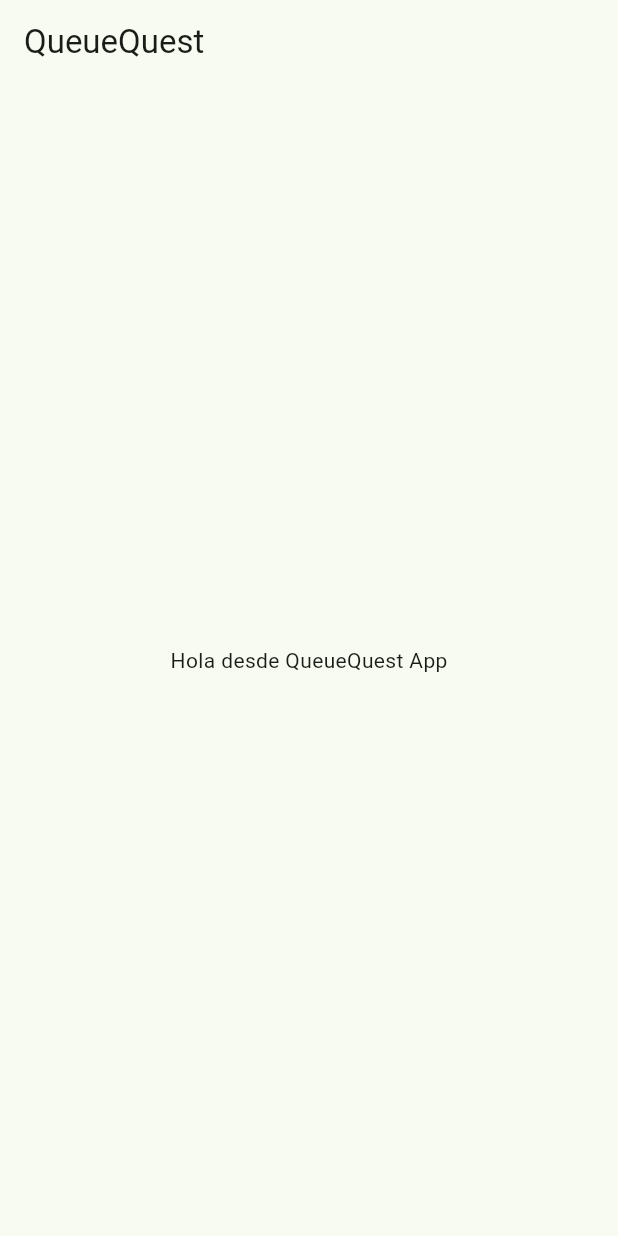
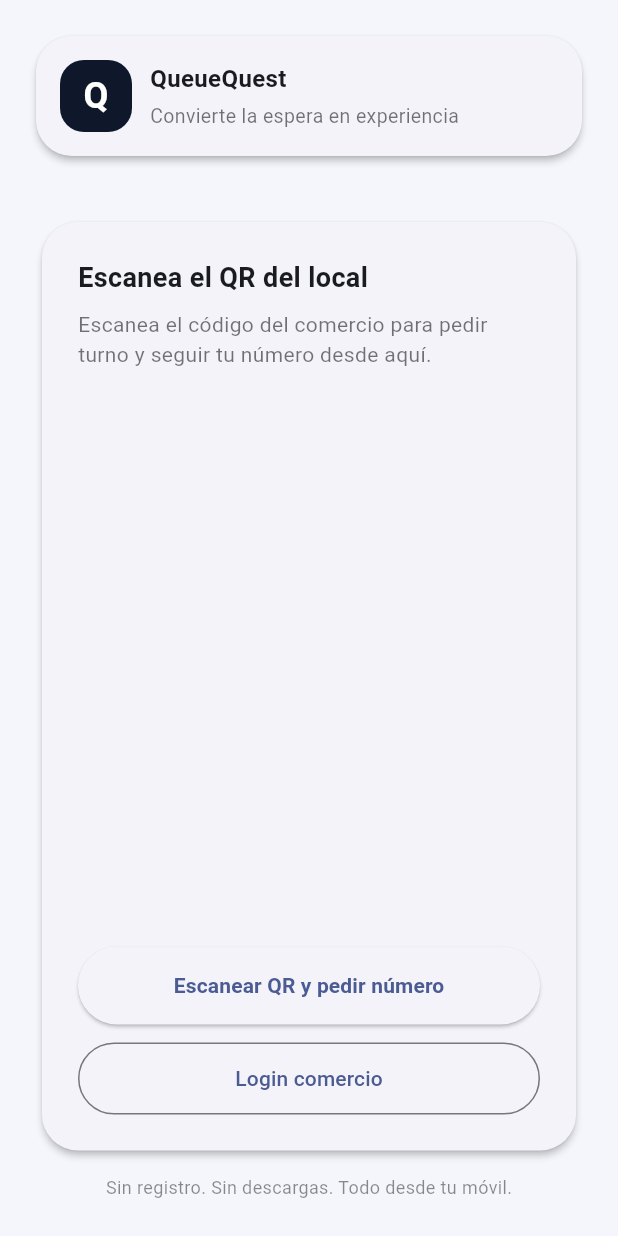
Before and after one commit to jortegadmr/queue-quest, a Flutter app: the screen it shows after launch, on a phone screen of 412 x 824 dp. Run offline on Flutter 3.47's test engine with Material 3 defaults, Android fonts, the phone set to English and light mode, and no system bars; our stand-ins replace cloud_firestore, firebase_auth, firebase_core, shared_preferences; missing offline and left inert: mobile_scanner; accounts and stored records are empty.

Commit message:
[+] screens flutter

```diff
--- a/queuequest_app/lib/app.dart
+++ b/queuequest_app/lib/app.dart
@@ -1,4 +1,8 @@
 import 'package:flutter/material.dart';
+import 'screens/home_screen.dart';
+import 'screens/qr_scan_screen.dart';
+import 'screens/commerce_landing_screen.dart';
+import 'screens/ticket_screen.dart';
 
 class QueueQuestApp extends StatelessWidget {
   const QueueQuestApp({super.key});
@@ -7,18 +11,27 @@ class QueueQuestApp extends StatelessWidget {
   Widget build(BuildContext context) {
     return MaterialApp(
       title: 'QueueQuest',
+      debugShowCheckedModeBanner: false,
       theme: ThemeData(
-        colorScheme: ColorScheme.fromSeed(seedColor: Colors.green),
         useMaterial3: true,
-      ),
-      home: Scaffold(
-        appBar: AppBar(
-          title: const Text('QueueQuest'),
+        colorScheme: ColorScheme.fromSeed(
+          seedColor: const Color(0xFF2563EB), // azul tipo prototipo
         ),
-        body: const Center(
-          child: Text('Hola desde QueueQuest App'),
+        scaffoldBackgroundColor: const Color(0xFFF4F6FB), // fondo gris-azulado suave
+        cardTheme: CardThemeData(
+          shape: RoundedRectangleBorder(
+            borderRadius: BorderRadius.circular(24),
+          ),
+          elevation: 2,
         ),
       ),
+      initialRoute: '/',
+      routes: {
+        '/': (_) => const HomeScreen(),
+        '/scan': (_) => const QrScanScreen(),
+        '/commerce': (_) => const CommerceLandingScreen(),
+       // '/ticket': (_) => const TicketScreen(),
+      },
     );
   }
 }
--- /dev/null
+++ b/queuequest_app/lib/screens/home_screen.dart
@@ -0,0 +1,151 @@
+import 'package:flutter/material.dart';
+import 'package:url_launcher/url_launcher.dart';
+
+class HomeScreen extends StatelessWidget {
+  const HomeScreen({super.key});
+
+  Future<void> _openComercioPanel() async {
+    // Sustituye por la URL real de tu panel comercio
+    final uri = Uri.parse('https://TU-DOMINIO/panel-comercio.html');
+    await launchUrl(uri, mode: LaunchMode.externalApplication);
+  }
+
+  @override
+  Widget build(BuildContext context) {
+    return Scaffold(
+      body: SafeArea(
+        child: Padding(
+          padding: const EdgeInsets.all(24.0),
+          child: Column(
+            children: [
+              // Tarjeta superior tipo prototipo
+              Card(
+                margin: const EdgeInsets.only(bottom: 24),
+                child: Padding(
+                  padding: const EdgeInsets.all(16.0),
+                  child: Row(
+                    children: [
+                      Container(
+                        width: 48,
+                        height: 48,
+                        decoration: BoxDecoration(
+                          color: const Color(0xFF0F172A),
+                          borderRadius: BorderRadius.circular(16),
+                        ),
+                        alignment: Alignment.center,
+                        child: const Text(
+                          'Q',
+                          style: TextStyle(
+                            color: Colors.white,
+                            fontWeight: FontWeight.bold,
+                            fontSize: 24,
+                          ),
+                        ),
+                      ),
+                      const SizedBox(width: 12),
+                      const Expanded(
+                        child: Column(
+                          crossAxisAlignment: CrossAxisAlignment.start,
+                          children: [
+                            Text(
+                              'QueueQuest',
+                              style: TextStyle(
+                                fontWeight: FontWeight.w600,
+                                fontSize: 16,
+                              ),
+                            ),
+                            SizedBox(height: 4),
+                            Text(
+                              'Convierte la espera en experiencia',
+                              style: TextStyle(
+                                fontSize: 13,
+                                color: Colors.black54,
+                              ),
+                            ),
+                          ],
+                        ),
+                      ),
+                    ],
+                  ),
+                ),
+              ),
+
+              const SizedBox(height: 16),
+
+              // Contenido principal
+              Expanded(
+                child: Card(
+                  child: Padding(
+                    padding: const EdgeInsets.all(24.0),
+                    child: Column(
+                      crossAxisAlignment: CrossAxisAlignment.stretch,
+                      children: [
+                        const Text(
+                          'Escanea el QR del local',
+                          style: TextStyle(
+                            fontSize: 18,
+                            fontWeight: FontWeight.w600,
+                          ),
+                        ),
+                        const SizedBox(height: 8),
+                        const Text(
+                          'Escanea el código del comercio para pedir turno y seguir tu número desde aquí.',
+                          style: TextStyle(fontSize: 14, color: Colors.black54),
+                        ),
+                        const Spacer(),
+                        // Botón principal
+                        SizedBox(
+                          height: 52,
+                          child: ElevatedButton(
+                            style: ElevatedButton.styleFrom(
+                              shape: RoundedRectangleBorder(
+                                borderRadius: BorderRadius.circular(999),
+                              ),
+                              padding:
+                                  const EdgeInsets.symmetric(horizontal: 16),
+                            ).copyWith(
+                              backgroundColor: WidgetStateProperty.resolveWith(
+                                (_) => null, // dejamos que el tema mande
+                              ),
+                            ),
+                            onPressed: () =>
+                                Navigator.pushNamed(context, '/scan'),
+                            child: const Text(
+                              'Escanear QR y pedir número',
+                              style: TextStyle(
+                                fontWeight: FontWeight.w600,
+                              ),
+                            ),
+                          ),
+                        ),
+                        const SizedBox(height: 12),
+                        SizedBox(
+                          height: 48,
+                          child: OutlinedButton(
+                            style: OutlinedButton.styleFrom(
+                              shape: RoundedRectangleBorder(
+                                borderRadius: BorderRadius.circular(999),
+                              ),
+                            ),
+                            onPressed: _openComercioPanel,
+                            child: const Text('Login comercio'),
+                          ),
+                        ),
+                      ],
+                    ),
+                  ),
+                ),
+              ),
+
+              const SizedBox(height: 12),
+              const Text(
+                'Sin registro. Sin descargas. Todo desde tu móvil.',
+                style: TextStyle(fontSize: 12, color: Colors.black45),
+              ),
+            ],
+          ),
+        ),
+      ),
+    );
+  }
+}
```
Also changed, not shown: queuequest_app/lib/screens/commerce_landing_screen.dart (added, +168 -0 lines), queuequest_app/lib/screens/qr_scan_screen.dart (added, +56 -0 lines), queuequest_app/lib/services/queue_service.dart (added, +56 -0 lines), queuequest_app/lib/screens/ticket_screen.dart (added), 1 other file.
